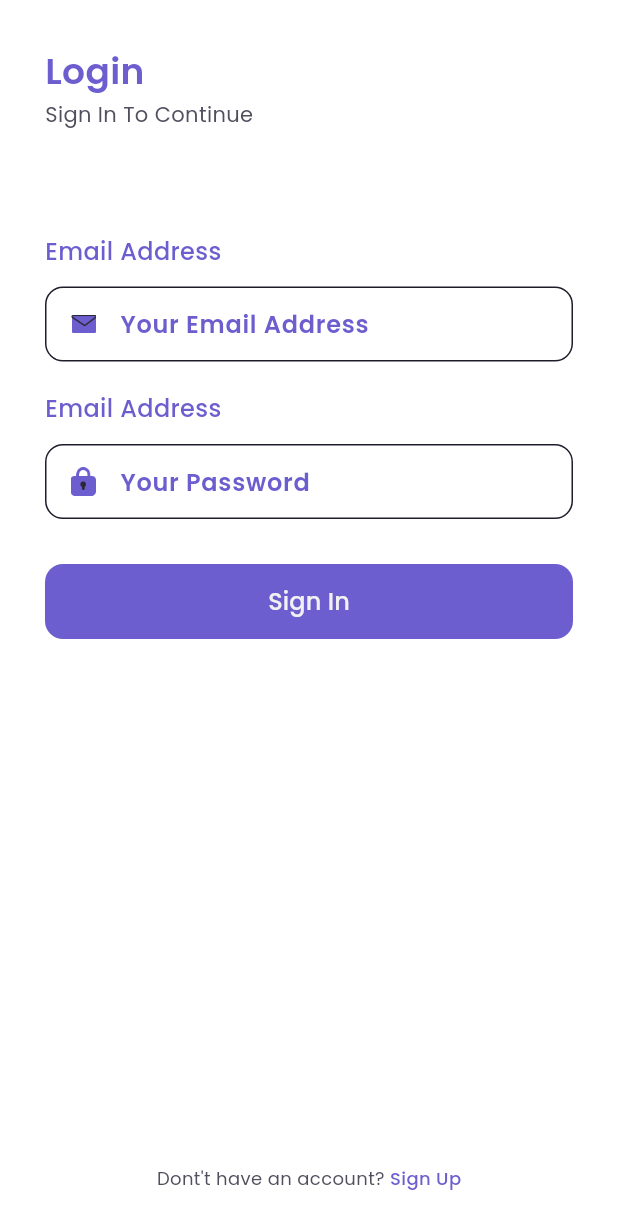
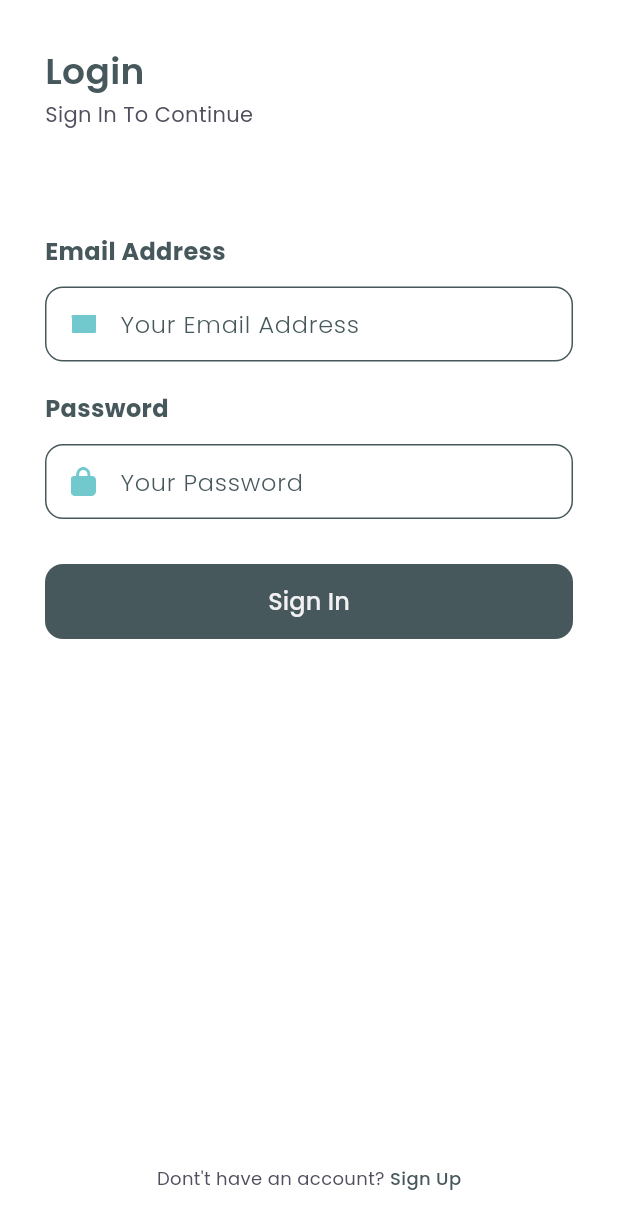
Before and after one commit to aliepba/shoop, a Flutter app: the screen it shows after launch, on a phone screen of 412 x 824 dp. Shown: the top 1229 px of the screen. Run offline on Flutter 3.47's test engine with Material 3 defaults, Android fonts, the phone set to English and light mode, and no system bars; our stand-ins replace cloud_firestore, firebase_core, google_fonts; accounts and stored records are empty; network calls fail.

```diff
--- a/lib/main.dart
+++ b/lib/main.dart
@@ -48,7 +48,7 @@ class MainApp extends StatelessWidget {
           // '/detail-chat': (context) => DetailChatPage(),
           '/edit-profile': (context) => EditProfile(),
           // '/product': (context) => ProductPage(),
-          '/detail-transaction': (context) => DetailTransaction(),
+          // '/detail-transaction': (context) => DetailTransaction(),
           '/transaction-history': (context) => HistoryPage(),
           '/cart': (context) => CartPage(),
           '/checkout': (context) => CheckoutPage(),
--- a/lib/pages/detail_chat.dart
+++ b/lib/pages/detail_chat.dart
@@ -42,7 +42,7 @@ class _DetailChatPageState extends State<DetailChatPage> {
       return PreferredSize(
           preferredSize: Size.fromHeight(70),
           child: AppBar(
-            backgroundColor: backgroundColor1,
+            backgroundColor: backgroundColor4,
             centerTitle: false,
             title: Row(
               children: [
@@ -58,7 +58,7 @@ class _DetailChatPageState extends State<DetailChatPage> {
                   children: [
                     Text(
                       'Adudu Store',
-                      style: primaryTextStyle.copyWith(
+                      style: thirdTextStyle.copyWith(
                           fontWeight: medium, fontSize: 14),
                     ),
                     Text(
@@ -148,7 +148,7 @@ class _DetailChatPageState extends State<DetailChatPage> {
                   height: 45,
                   padding: EdgeInsets.symmetric(horizontal: 16, vertical: 12),
                   decoration: BoxDecoration(
-                    color: backgroundColor1,
+                    color: backgroundColor4,
                     borderRadius: BorderRadius.circular(12),
                   ),
                   child: Center(
--- a/lib/pages/home/chat_page.dart
+++ b/lib/pages/home/chat_page.dart
@@ -17,7 +17,7 @@ class ChatPage extends StatelessWidget {
 
     Widget header() {
       return AppBar(
-        backgroundColor: backgroundColor1,
+        backgroundColor: backgroundColor4,
         centerTitle: true,
         title: Text(
           'Message Support',
--- a/lib/pages/home/profile_page.dart
+++ b/lib/pages/home/profile_page.dart
@@ -14,7 +14,7 @@ class ProfilePage extends StatelessWidget {
 
     Widget header() {
       return AppBar(
-        backgroundColor: backgroundColor1,
+        backgroundColor: backgroundColor4,
         automaticallyImplyLeading: false,
         elevation: 0,
         flexibleSpace: SafeArea(
@@ -36,12 +36,12 @@ class ProfilePage extends StatelessWidget {
                 children: [
                   Text(
                     'Hallo, ${user.name}',
-                    style: primaryTextStyle.copyWith(
+                    style: thirdTextStyle.copyWith(
                         fontSize: 24, fontWeight: semiBold),
                   ),
                   Text(
                     '${user.email}',
-                    style: subtitleTextStyle.copyWith(fontSize: 16),
+                    style: thirdTextStyle.copyWith(fontSize: 16),
                   )
                 ],
               )),
--- a/lib/pages/home/wishlist_page.dart
+++ b/lib/pages/home/wishlist_page.dart
@@ -15,11 +15,11 @@ class WishlistPage extends StatelessWidget {
 
     Widget header() {
       return AppBar(
-        backgroundColor: backgroundColor1,
+        backgroundColor: backgroundColor4,
         centerTitle: true,
         title: Text(
           'Favorite Shoes',
-          style: primaryTextStyle,
+          style: thirdTextStyle,
         ),
         elevation: 0,
         automaticallyImplyLeading: false,
--- a/lib/pages/sign_in_page.dart
+++ b/lib/pages/sign_in_page.dart
@@ -73,8 +73,7 @@ class _SignInPageState extends State<SignInPage> {
           children: [
             Text(
               'Email Address',
-              style:
-                  primaryTextStyle.copyWith(fontSize: 16, fontWeight: medium),
+              style: primaryTextStyle.copyWith(fontSize: 16, fontWeight: bold),
             ),
             SizedBox(
               height: 12,
@@ -84,15 +83,13 @@ class _SignInPageState extends State<SignInPage> {
               padding: EdgeInsets.symmetric(horizontal: 16),
               decoration: BoxDecoration(
                   color: backgroundColor0,
-                  border: Border.all(color: backgroundColor1),
+                  border: Border.all(color: backgroundColor4),
                   borderRadius: BorderRadius.circular(12)),
               child: Center(
                 child: Row(
                   children: [
-                    Image.asset(
-                      'assets/ic_email.png',
-                      width: 17,
-                    ),
+                    Image.asset('assets/ic_email.png',
+                        width: 17, color: backgroundColor1),
                     SizedBox(
                       width: 16,
                     ),
@@ -103,7 +100,7 @@ class _SignInPageState extends State<SignInPage> {
                         decoration: InputDecoration.collapsed(
                           hintText: 'Your Email Address',
                           hintStyle:
-                              primaryTextStyle.copyWith(fontWeight: semiBold),
+                              primaryTextStyle.copyWith(fontWeight: light),
                         ),
                       ),
                     )
@@ -123,9 +120,8 @@ class _SignInPageState extends State<SignInPage> {
           crossAxisAlignment: CrossAxisAlignment.start,
           children: [
             Text(
-              'Email Address',
-              style:
-                  primaryTextStyle.copyWith(fontSize: 16, fontWeight: medium),
+              'Password',
+              style: primaryTextStyle.copyWith(fontSize: 16, fontWeight: bold),
             ),
             SizedBox(
               height: 12,
@@ -135,7 +131,7 @@ class _SignInPageState extends State<SignInPage> {
               padding: EdgeInsets.symmetric(horizontal: 16),
               decoration: BoxDecoration(
                   color: backgroundColor0,
-                  border: Border.all(color: backgroundColor1),
+                  border: Border.all(color: backgroundColor4),
                   borderRadius: BorderRadius.circular(12)),
               child: Center(
                 child: Row(
@@ -143,6 +139,7 @@ class _SignInPageState extends State<SignInPage> {
                     Image.asset(
                       'assets/ic_password.png',
                       width: 17,
+                      color: backgroundColor1,
                     ),
                     SizedBox(
                       width: 16,
@@ -155,7 +152,7 @@ class _SignInPageState extends State<SignInPage> {
                         decoration: InputDecoration.collapsed(
                           hintText: 'Your Password',
                           hintStyle:
-                              primaryTextStyle.copyWith(fontWeight: semiBold),
+                              primaryTextStyle.copyWith(fontWeight: light),
                         ),
                       ),
                     )
--- a/lib/providers/transaction_provider.dart
+++ b/lib/providers/transaction_provider.dart
@@ -24,6 +24,7 @@ class TransactionProvider with ChangeNotifier {
       List<TransactionModel> transactions =
           await TransactionService().getHistory(token);
       _transactions = transactions;
+      print(transactions);
     } catch (e) {
       print(e);
     }
--- a/lib/services/transaction_service.dart
+++ b/lib/services/transaction_service.dart
@@ -34,7 +34,6 @@ class TransactionService {
   Future<List<TransactionModel>> getHistory(String token) async {
     var url = '$baseUrl/transaction/history';
     var headers = {'Content-Type': 'application/json', 'Authorization': token};
-
     var response = await http.get(Uri.parse(url), headers: headers);
 
     if (response.statusCode == 200) {
@@ -43,7 +42,6 @@ class TransactionService {
       for (var item in data) {
         transactions.add(TransactionModel.fromJson(item));
       }
-      print(transactions);
       return transactions;
     } else {
       throw Exception('Failed to get transaction');
--- a/lib/theme.dart
+++ b/lib/theme.dart
@@ -2,16 +2,17 @@ import 'package:flutter/material.dart';
 import 'package:google_fonts/google_fonts.dart';
 
 double defaultMargin = 30.0;
-
-Color primaryColor = Color(0xff6c5ecf);
-Color secondaryColor = Color(0xff38abbe);
+// 6c5ecf
+Color primaryColor = Color(0xff47585C);
+Color secondaryColor = Color(0xffC8D5BB);
+Color thirdColor = Color(0xFFFFE9D0);
 Color alertColor = Color(0xffed6363);
-Color priceColor = Color(0xff2C96f1);
+Color priceColor = Color(0xffA0937D);
 Color backgroundColor0 = Colors.white;
-Color backgroundColor1 = Color(0xff1f1d2b);
-Color backgroundColor2 = Color(0xff2b2937);
-Color backgroundColor3 = Color(0xff242231);
-Color backgroundColor4 = Color(0xff252836);
+Color backgroundColor1 = Color(0xff71C9CE);
+Color backgroundColor2 = Color(0xff55AD9B);
+Color backgroundColor3 = Color(0xff538392);
+Color backgroundColor4 = Color(0xff47585C);
 Color backgroundColor5 = Color(0xffECEDEF);
 Color primaryTextColor = Color(0xfff1f0f2);
 Color secondaryTextColor = Color(0xff999999);
```
Also changed, not shown: lib/pages/detail_transaction.dart (+64 -16 lines), lib/pages/home/history_page.dart (+14 -3 lines), lib/pages/home/main_page.dart (+8 -7 lines), lib/pages/product_page.dart (+9 -9 lines), lib/pages/sign_up_page.dart (+3 -6 lines), assets/btn_add.png (added), assets/btn_destroy.png (added), assets/btn_ms.png (added), assets/btn_msg.png (added), assets/ic_chat.png (added).
